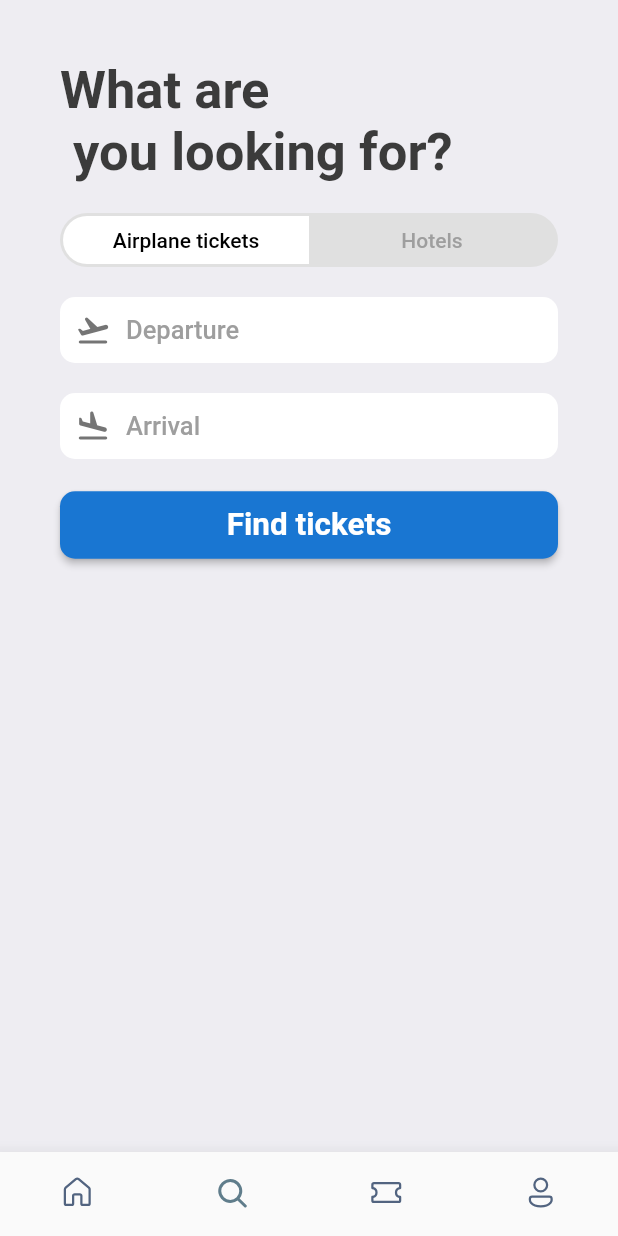
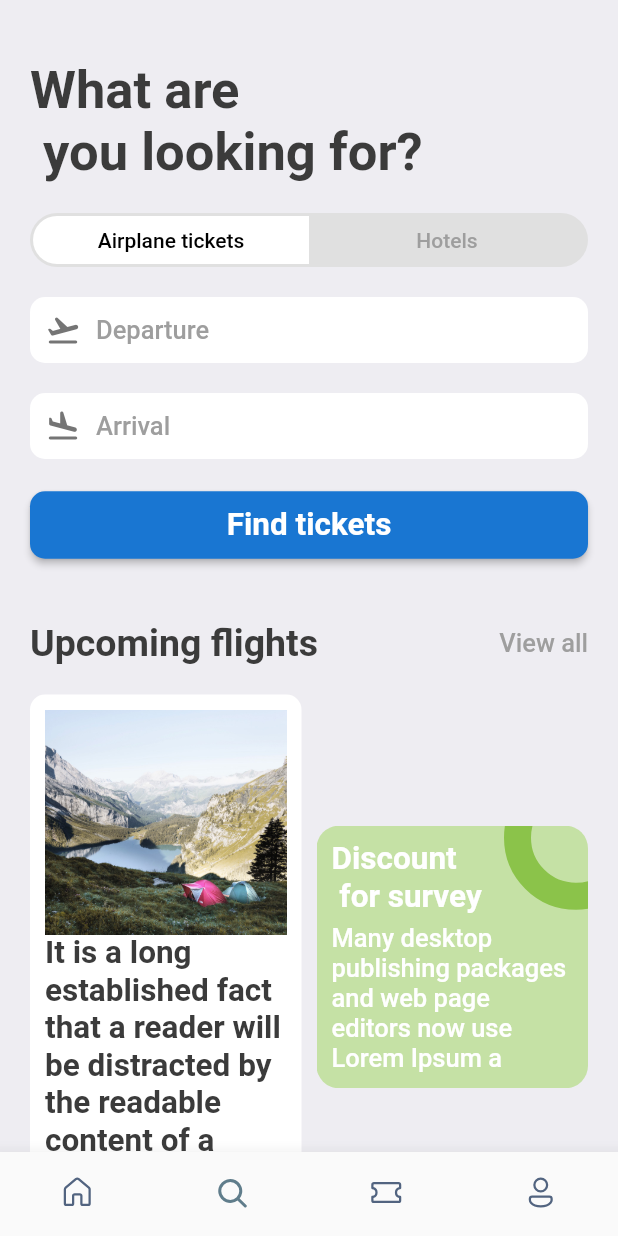
Before and after one commit to kalenimal/dart-flutter, a Flutter app: the screen it shows after launch, item 2 of the bottom bar chosen, on a phone screen of 412 x 824 dp. Run offline on Flutter 3.47's test engine with Material 2 defaults, Android fonts, the phone set to English and light mode, and no system bars; our stand-ins replace fluentui_icons, gap, get.

Commit message:
serachScreen bottom section

```diff
--- a/lib/screens/search_screen.dart
+++ b/lib/screens/search_screen.dart
@@ -12,7 +12,7 @@ class SearchScreen extends StatelessWidget {
     return Scaffold(
       backgroundColor: Styles.bgColor,
       body: ListView(
-        padding: const EdgeInsets.symmetric(horizontal: 40),
+        padding: const EdgeInsets.symmetric(horizontal: 20),
         children: [
           const Gap(40),
           Text('What are \n you looking for?',
@@ -95,15 +95,99 @@ class SearchScreen extends StatelessWidget {
           const Gap(20),
           ElevatedButton(
               onPressed: () => print('pressed'),
-              style: ElevatedButton.styleFrom(primary: Colors.blue.shade700,
-              shape:RoundedRectangleBorder(borderRadius: BorderRadius.circular(10)),
-              padding: const EdgeInsets.all(10)
-              ),
+              style: ElevatedButton.styleFrom(
+                  primary: Colors.blue.shade700,
+                  shape: RoundedRectangleBorder(
+                      borderRadius: BorderRadius.circular(10)),
+                  padding: const EdgeInsets.all(10)),
               /* shape: RoundedRectangleBorder(borderRadius: BorderRadius.circular(50)), */
               child: Text(
                 'Find tickets',
                 style: Styles.headlineStyle2.copyWith(color: Colors.white),
+              )),
+          const Gap(40),
+          Container(
+            child: Row(
+                mainAxisAlignment: MainAxisAlignment.spaceBetween,
+                children: [
+                  Text(
+                    'Upcoming flights',
+                    style: Styles.headlineStyle2.copyWith(fontSize: 25),
+                  ),
+                  InkWell(
+                    child: Text('View all', style: Styles.headlineStyle3),
+                  )
+                ]),
+          ),
+          const Gap(20),
+          Row(
+            children: [
+              Expanded(
+                child: Container(
+                  height: 350,
+                  clipBehavior: Clip.hardEdge,
+                  padding: const EdgeInsets.all(10),
+                  decoration: BoxDecoration(
+                      color: Colors.white,
+                      borderRadius: BorderRadius.circular(10)),
+                  child: Wrap(
+                    children: [
+                      Container(
+                        clipBehavior: Clip.antiAlias,
+                        width: double.infinity,
+                        height: 150,
+                        decoration: const BoxDecoration(
+                            image: DecorationImage(
+                                fit: BoxFit.cover,
+                                image: AssetImage('assets/images/lake.jpg'))),
+                      ),
+                      const Gap(15),
+                      Text(
+                          'It is a long established fact that a reader will be distracted by the readable content of a page when',
+                          style: Styles.headlineStyle2),
+                    ],
+                  ),
+                ),
+              ),
+              const Gap(10),
+              Expanded(
+                  child: Column(
+                    crossAxisAlignment: CrossAxisAlignment.stretch,
+                children: [
+                  Stack(
+                    children: [
+                      Container(
+                     padding: const EdgeInsets.all(10),
+                      decoration: BoxDecoration(
+                          color: Colors.lightGreen.shade200,
+                          borderRadius: BorderRadius.circular(15)),
+                    child: Column(
+                      crossAxisAlignment: CrossAxisAlignment.start,
+                       children: [
+                        Text('Discount\n for survey', style: Styles.headlineStyle2.copyWith(color: Colors.white)),
+                        const Gap(5),
+                        Text('Many desktop publishing packages and web page editors now use Lorem Ipsum a', style: Styles.headlineStyle3.copyWith(color: Colors.white)),
+                      ],
+                    ),
+                    ),
+                      Positioned(
+                        right: -40,
+                        top: -40,
+                        child:
+                      Container(
+                          padding: const EdgeInsets.all(30),
+                          decoration: BoxDecoration(
+                            shape: BoxShape.circle,
+                            border: Border.all(width: 18, color: Colors.lightGreen.shade500),
+                            color: Colors.transparent
+                          ),
+                        ))
+                    ],
+                  )
+                ],
               ))
+            ],
+          )
         ],
       ),
     );
```
